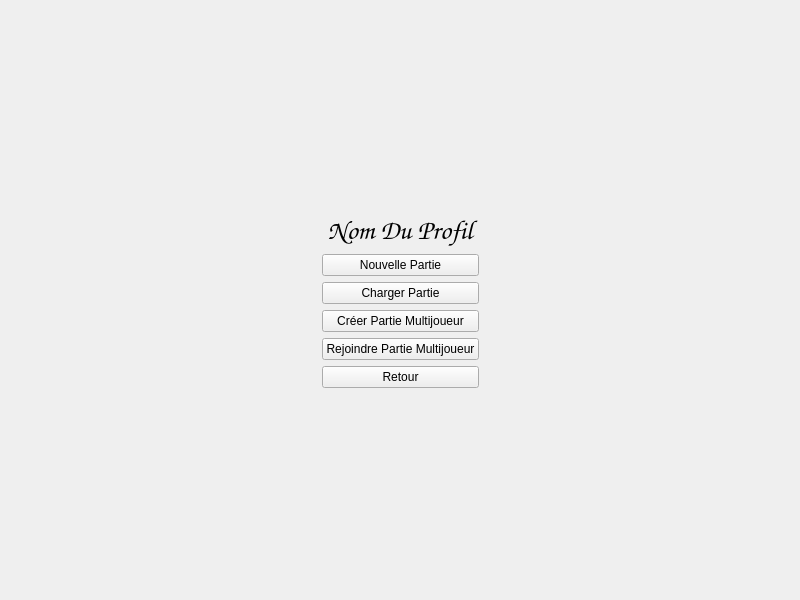
The window that Jeu/ui/vue_menu_jeu.ui (gregaou/QWhereIsTheKeys) describes before a commit, drawn with Qt 5.
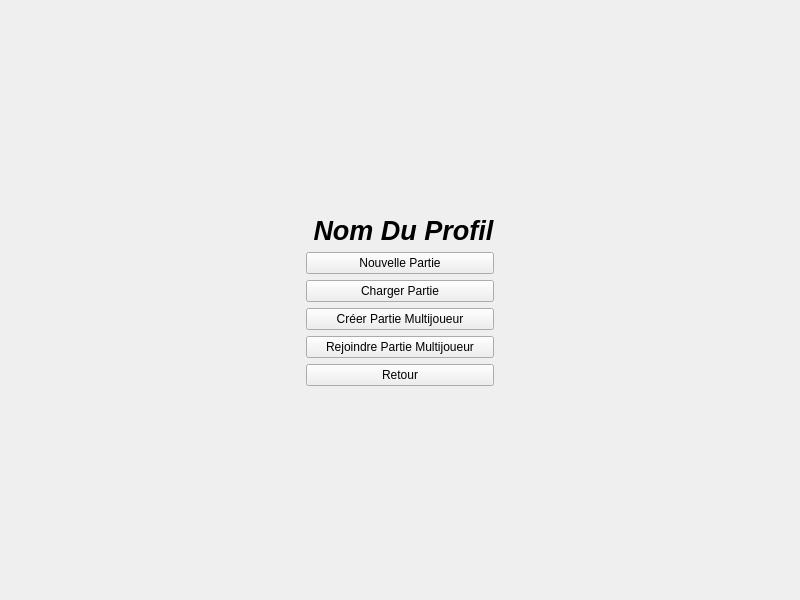
The same window after the commit.

What changed in the file:
```diff
--- a/Jeu/ui/vue_menu_jeu.ui
+++ b/Jeu/ui/vue_menu_jeu.ui
@@ -60,9 +60,11 @@
          </property>
          <property name="font">
           <font>
-           <family>URW Chancery L</family>
+           <family>Ubuntu</family>
            <pointsize>20</pointsize>
+           <weight>75</weight>
            <italic>true</italic>
+           <bold>true</bold>
           </font>
          </property>
          <property name="contextMenuPolicy">
```
